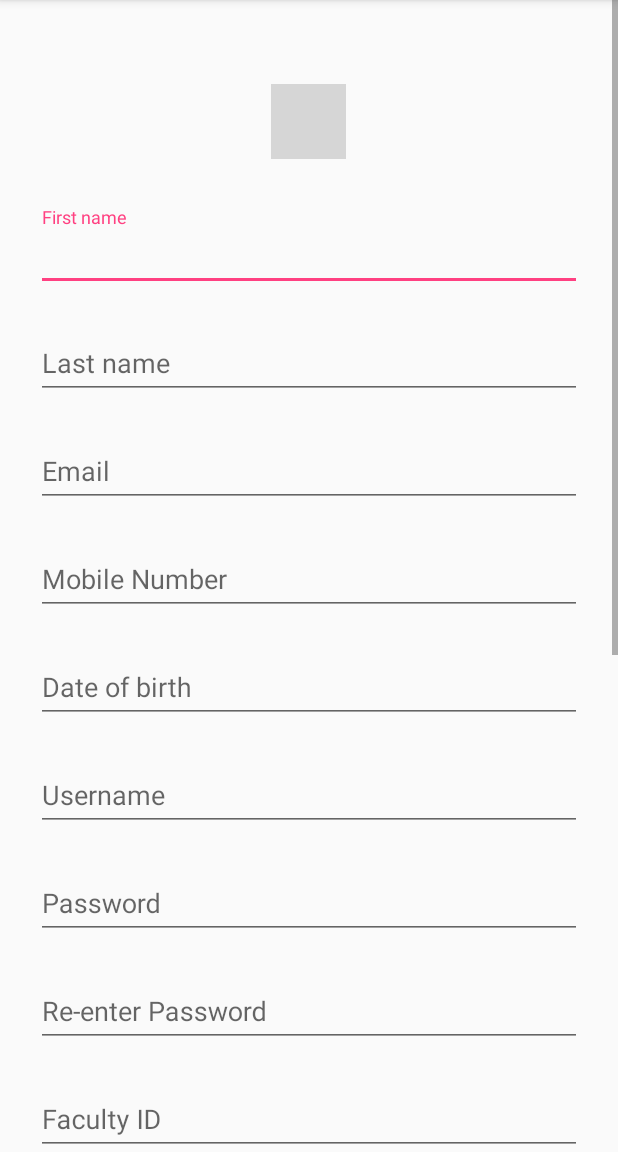
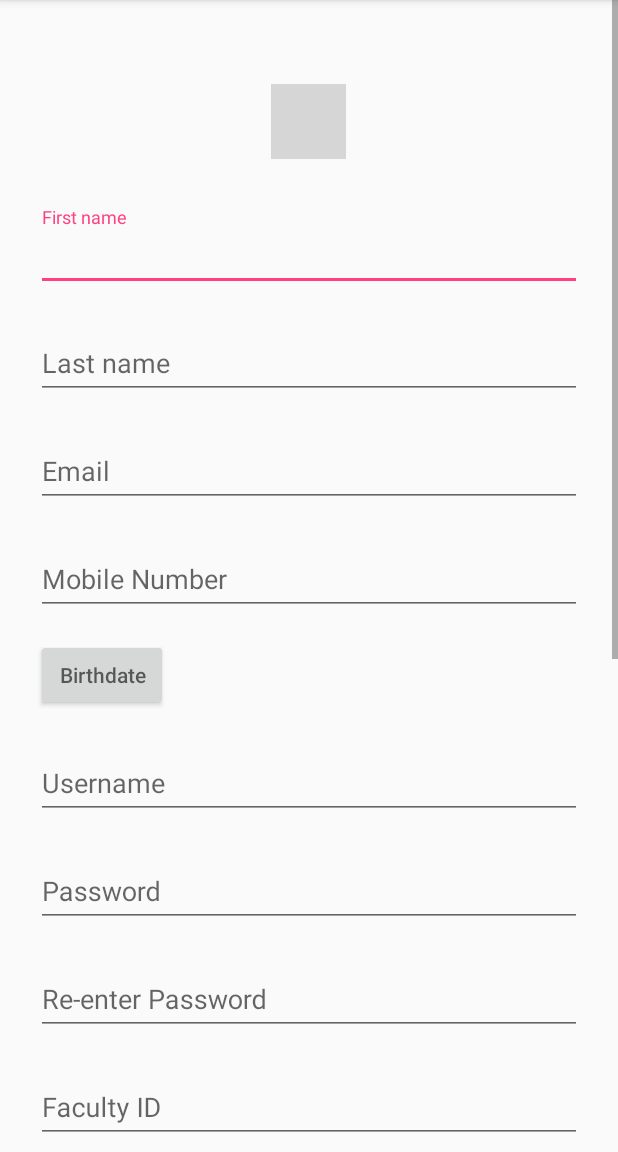
Before and after one commit to FCI-E-campus/fci-e-campus-android, an Android app: the SignupActivity screen opened directly, with no data from a screen before it, on a phone screen of 412 x 824 dp, the part 84-1236 px from its top. Run offline under Robolectric (Android 15) with nearby library versions, the light colour scheme and no system bars; our stand-ins replace ButterKnife, Volley; 2 statements that could not run were skipped; grey boxes are pictures that could not be loaded.

Commit message:
Add Date Picker and Data Validation

```diff
--- a/app/src/main/java/eg/edu/cu/fci/ecampus/fci_e_campus/activities/SignupActivity.java
+++ b/app/src/main/java/eg/edu/cu/fci/ecampus/fci_e_campus/activities/SignupActivity.java
@@ -1,13 +1,16 @@
 package eg.edu.cu.fci.ecampus.fci_e_campus.activities;
 
+import android.app.DatePickerDialog;
 import android.content.Intent;
 import android.net.Uri;
 import android.support.design.widget.TextInputLayout;
 import android.support.v7.app.AppCompatActivity;
 import android.os.Bundle;
 import android.util.Log;
+import android.util.Patterns;
 import android.view.View;
 import android.widget.Button;
+import android.widget.DatePicker;
 import android.widget.LinearLayout;
 import android.widget.RadioGroup;
 import android.widget.TextView;
@@ -23,6 +26,9 @@ import com.android.volley.toolbox.Volley;
 
 import org.json.JSONException;
 import org.json.JSONObject;
+
+import java.sql.Date;
+import java.text.SimpleDateFormat;
 
 import butterknife.BindString;
 import butterknife.BindView;
@@ -47,12 +53,16 @@ public class SignupActivity extends AppCompatActivity {
     TextInputLayout emailTextInput;
     @BindView(R.id.ti_phone_number)
     TextInputLayout phoneNumberTextInput;
-    @BindView(R.id.ti_date_of_birth)
-    TextInputLayout dateOfBirthTextInput;
+    @BindView(R.id.ti_date_of_birth_btn)
+    Button dateOfBirthButton;
+    @BindView(R.id.ti_date_of_birth_text_view)
+    TextView dateOfBirthTextView;
     @BindView(R.id.ti_username)
     TextInputLayout usernameTextInput;
     @BindView(R.id.ti_password)
     TextInputLayout passwordTextInput;
+    @BindView(R.id.ti_reenter_password)
+    TextInputLayout repasswordTextInput;
     @BindView(R.id.ti_faculty_Id)
     TextInputLayout facultyIdTextInput;
     @BindView(R.id.major_dept_radio_group)
@@ -69,6 +79,11 @@ public class SignupActivity extends AppCompatActivity {
     TextView majorDeptTextView;
 
     private String userType;
+    private int year = -1;
+    private int month = -1;
+    private int day = -1;
+    private Date dateOfBirth;
+    private SimpleDateFormat dateFormat;
 
 
     @Override
@@ -91,7 +106,23 @@ public class SignupActivity extends AppCompatActivity {
             }
         });
 
-
+        dateFormat = new SimpleDateFormat("yyyy-MM-dd");
+        dateOfBirthButton.setOnClickListener(new View.OnClickListener() {
+            @Override
+            public void onClick(View view) {
+                DatePickerDialog datePickerDialog = new DatePickerDialog(SignupActivity.this, new DatePickerDialog.OnDateSetListener() {
+                    @Override
+                    public void onDateSet(DatePicker datePicker, int Year, int monthOfYear, int dayOfMonth) {
+                        dateOfBirthTextView.setText(dayOfMonth + "/" + (monthOfYear + 1) + "/" + Year);
+                        year = Year;
+                        month = monthOfYear;
+                        day = dayOfMonth;
+                        dateOfBirth = new Date(year - 1900, month, day);
+                    }
+                }, year == -1 ? 2000 : year, month == -1 ? 0 : month, day == -1 ? 1 : day);
+                datePickerDialog.show();
+            }
+        });
         initializeActivityForUser();
 
         Button signupButton = findViewById(R.id.btn_signup);
@@ -118,7 +149,53 @@ public class SignupActivity extends AppCompatActivity {
     }
 
     private void signup() {
+        if (firstNameTextInput.getEditText().getText().toString().trim().equals("")) {
+            Toast.makeText(SignupActivity.this, getString(R.string.first_name_not_valid), Toast.LENGTH_SHORT).show();
+            firstNameTextInput.getEditText().requestFocus();
+            return;
+        }
+        if (lastNameTextInput.getEditText().getText().toString().trim().equals("")) {
+            Toast.makeText(SignupActivity.this, getString(R.string.last_name_not_valid), Toast.LENGTH_SHORT).show();
+            lastNameTextInput.getEditText().requestFocus();
+            return;
+        }
+        if (emailTextInput.getEditText().getText().toString().trim().equals("") ||
+                !Patterns.EMAIL_ADDRESS.matcher(emailTextInput.getEditText().getText().toString().trim()).matches()) {
+            Toast.makeText(SignupActivity.this, getString(R.string.email_not_valid), Toast.LENGTH_SHORT).show();
+            emailTextInput.getEditText().requestFocus();
+            return;
+        }
+        if (phoneNumberTextInput.getEditText().getText().toString().trim().equals("")) {
+            Toast.makeText(SignupActivity.this, getString(R.string.phone_number_not_valid), Toast.LENGTH_SHORT).show();
+            phoneNumberTextInput.getEditText().requestFocus();
+            return;
+        }
+        if (year == -1) {
+            Toast.makeText(SignupActivity.this, getString(R.string.birth_date_not_valid), Toast.LENGTH_SHORT).show();
+            return;
+        }
+        if (usernameTextInput.getEditText().getText().toString().trim().equals("")) {
+            Toast.makeText(SignupActivity.this, getString(R.string.username_not_valid), Toast.LENGTH_SHORT).show();
+            usernameTextInput.getEditText().requestFocus();
+            return;
+        }
+        if (passwordTextInput.getEditText().getText().toString().equals("") ||
+                passwordTextInput.getEditText().getText().toString().length() < 8) {
+            Toast.makeText(SignupActivity.this, getString(R.string.password_not_valid), Toast.LENGTH_SHORT).show();
+            passwordTextInput.getEditText().requestFocus();
+            return;
+        }
+        if (!passwordTextInput.getEditText().getText().toString().equals(repasswordTextInput.getEditText().getText().toString())) {
+            Toast.makeText(SignupActivity.this, getString(R.string.re_password_not_valid), Toast.LENGTH_SHORT).show();
+            repasswordTextInput.getEditText().requestFocus();
+            return;
+        }
         if (userType.equals(getString(R.string.student_user_type))) {
+            if (facultyIdTextInput.getEditText().getText().toString().trim().equals("")) {
+                Toast.makeText(SignupActivity.this, getString(R.string.faculty_id_not_valid), Toast.LENGTH_SHORT).show();
+                facultyIdTextInput.getEditText().requestFocus();
+                return;
+            }
             studentSignup();
         } else if (teacherTypeRadioGroup.getCheckedRadioButtonId() == R.id.signup_type_professor) {
             Log.d(TAG, "Professor Signup");
@@ -161,7 +238,7 @@ public class SignupActivity extends AppCompatActivity {
             requestBody.put("PHONENUMBER", phoneNumberTextInput.getEditText().getText().toString());
 
             // date of birth
-            requestBody.put("DATEOFBIRTH", dateOfBirthTextInput.getEditText().getText().toString());
+            requestBody.put("DATEOFBIRTH", dateFormat.format(dateOfBirth));
 
             // major dept.
             String majorDept = null;
@@ -291,7 +368,7 @@ public class SignupActivity extends AppCompatActivity {
             requestBody.put("PHONENUMBER", phoneNumberTextInput.getEditText().getText().toString());
 
             // date of birth
-            requestBody.put("DATEOFBIRTH", dateOfBirthTextInput.getEditText().getText().toString());
+            requestBody.put("DATEOFBIRTH", dateFormat.format(dateOfBirth));
 
             // password
             requestBody.put("PROFPASSWORD", passwordTextInput.getEditText().getText().toString());
@@ -405,7 +482,7 @@ public class SignupActivity extends AppCompatActivity {
             requestBody.put("PHONENUMBER", phoneNumberTextInput.getEditText().getText().toString());
 
             // date of birth
-            requestBody.put("DATEOFBIRTH", dateOfBirthTextInput.getEditText().getText().toString());
+            requestBody.put("DATEOFBIRTH", dateFormat.format(dateOfBirth));
 
             // password
             requestBody.put("TAPASSWORD", passwordTextInput.getEditText().getText().toString());
--- a/app/src/main/res/layout/activity_signup.xml
+++ b/app/src/main/res/layout/activity_signup.xml
@@ -77,19 +77,28 @@
                 android:inputType="number|phone" />
         </android.support.design.widget.TextInputLayout>
 
-        <android.support.design.widget.TextInputLayout
-            android:id="@+id/ti_date_of_birth"
+
+        <LinearLayout
             android:layout_width="match_parent"
             android:layout_height="wrap_content"
             android:layout_marginBottom="8dp"
             android:layout_marginTop="8dp">
 
-            <android.support.design.widget.TextInputEditText
-                android:layout_width="match_parent"
+            <android.support.v7.widget.AppCompatButton
+                android:id="@+id/ti_date_of_birth_btn"
+                android:layout_width="wrap_content"
                 android:layout_height="wrap_content"
                 android:hint="@string/date_of_birth_et_hint"
-                android:inputType="date" />
-        </android.support.design.widget.TextInputLayout>
+                android:padding="12dp" />
+
+            <TextView
+                android:id="@+id/ti_date_of_birth_text_view"
+                android:layout_width="wrap_content"
+                android:layout_height="wrap_content"
+                android:layout_marginLeft="16dp"
+                android:textSize="18sp" />
+        </LinearLayout>
+
 
         <android.support.design.widget.TextInputLayout
             android:id="@+id/ti_username"
@@ -153,6 +162,7 @@
             android:layout_width="wrap_content"
             android:layout_height="wrap_content"
             android:orientation="vertical">
+
             <TextView
                 android:id="@+id/major_department_tv"
                 android:layout_width="wrap_content"
--- a/app/src/main/res/values/colors.xml
+++ b/app/src/main/res/values/colors.xml
@@ -3,6 +3,7 @@
     <color name="colorPrimary">#E43F3F</color>
     <color name="colorPrimaryDark">#E12929</color>
     <color name="colorAccent">#FF4081</color>
+    <color name="primaryText">#212121</color>
 
     <color name="black">#000000</color>
     <color name="jet">#222222</color>
--- a/app/src/main/res/values/strings.xml
+++ b/app/src/main/res/values/strings.xml
@@ -17,7 +17,7 @@
     <string name="password_et_hint">Password</string>
     <string name="re_enter_password_et_hint">Re-enter Password</string>
     <string name="faculty_id_et_hint">Faculty ID</string>
-    <string name="date_of_birth_et_hint">Date of birth</string>
+    <string name="date_of_birth_et_hint">Birthdate</string>
     <string name="activation_key_et_hint">Activation Key</string>
 
     <!-- API End Points -->
@@ -50,4 +50,17 @@
     <string name="saved_username_key" translatable="false">username</string>
     <string name="saved_password_key" translatable="false">password</string>
     <!-- -->
+
+
+    <!-- Data Validation -->
+    <string name="first_name_not_valid">First Name is mandatory</string>
+    <string name="last_name_not_valid">Last Name is mandatory</string>
+    <string name="email_not_valid">Enter a valid Email</string>
+    <string name="phone_number_not_valid">Phone Number is mandatory</string>
+    <string name="username_not_valid">Username is mandatory</string>
+    <string name="birth_date_not_valid">Choose your birth date</string>
+    <string name="faculty_id_not_valid">Faculty ID is mandatory</string>
+    <string name="password_not_valid">Password should be at least 8 characters</string>
+    <string name="re_password_not_valid">Password doesn\'t match Re-enter password field</string>
+    <!-- -->
 </resources>
```
